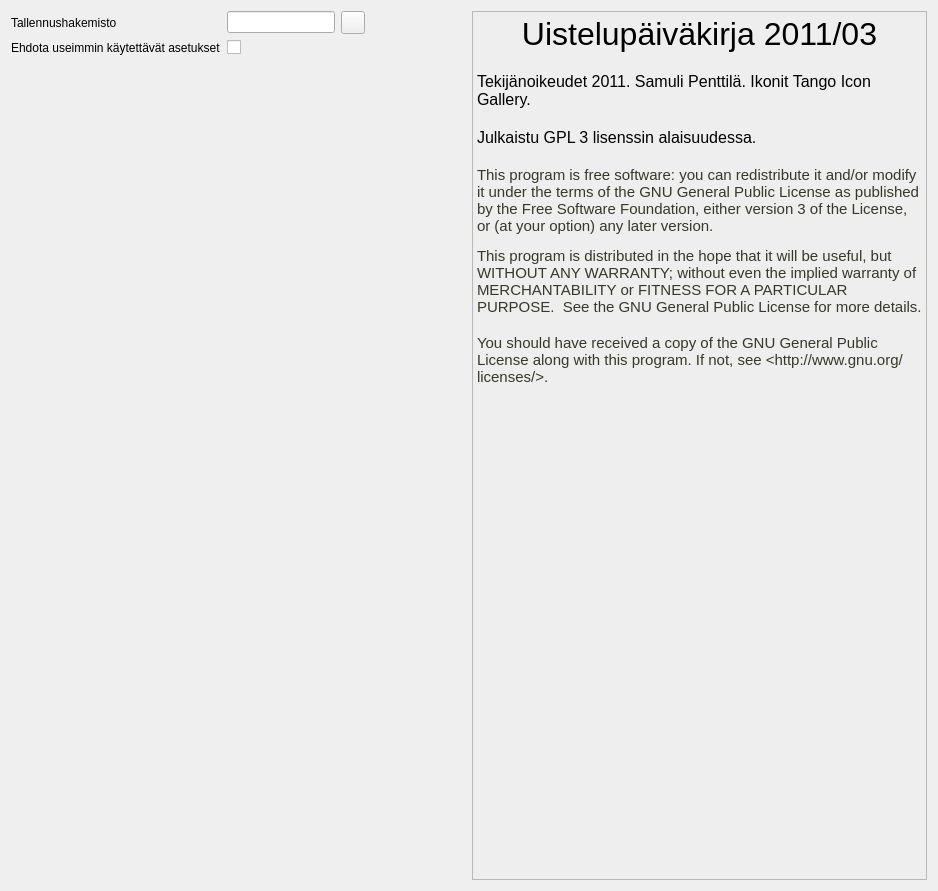
Above: settingsform.ui from samuliwritescode/uistelupaivakirja-desktop before the change. Below: the same form after it.
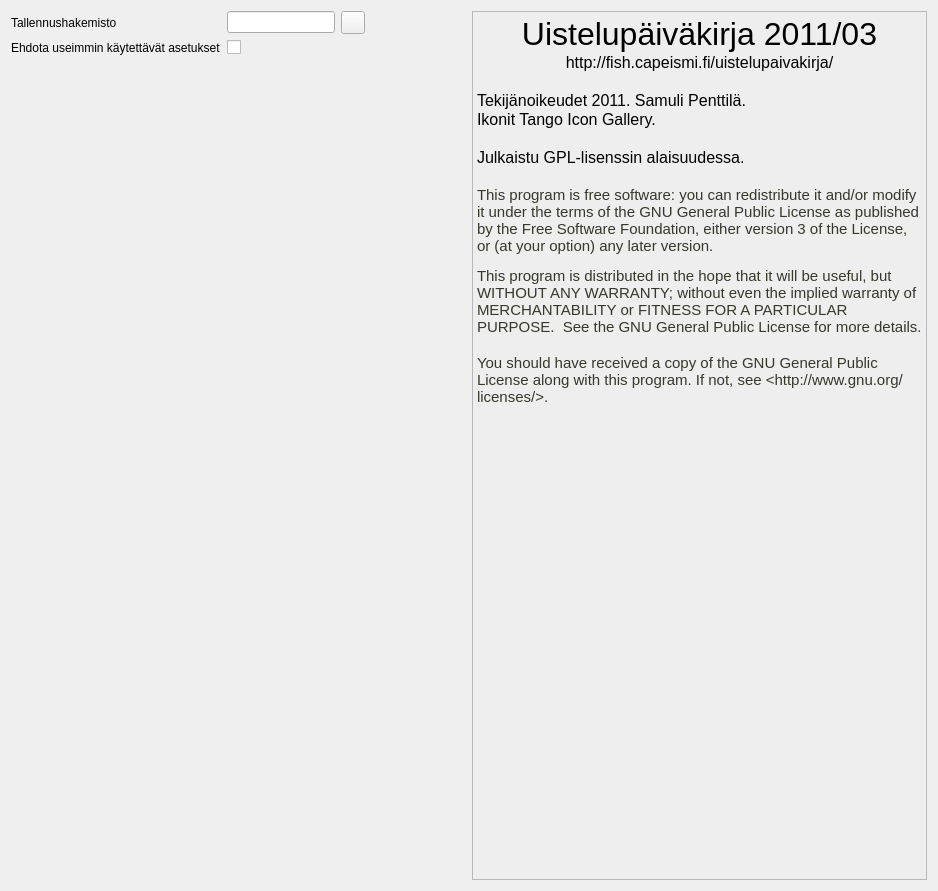
That is the form after the change. Icons and pictures are not drawn.

Commit message: -Tekijänoikeuksia

Patch:
```diff
--- a/settingsform.ui
+++ b/settingsform.ui
@@ -77,11 +77,14 @@
 &lt;html&gt;&lt;head&gt;&lt;meta name=&quot;qrichtext&quot; content=&quot;1&quot; /&gt;&lt;style type=&quot;text/css&quot;&gt;
 p, li { white-space: pre-wrap; }
 &lt;/style&gt;&lt;/head&gt;&lt;body style=&quot; font-family:'Lucida Grande'; font-size:13pt; font-weight:400; font-style:normal;&quot;&gt;
+&lt;p align=&quot;center&quot; style=&quot; margin-top:0px; margin-bottom:0px; margin-left:0px; margin-right:0px; -qt-block-indent:0; text-indent:0px;&quot;&gt;&lt;img src=&quot;:/res/mainlogo64.png&quot; /&gt;&lt;/p&gt;
 &lt;p align=&quot;center&quot; style=&quot; margin-top:0px; margin-bottom:0px; margin-left:0px; margin-right:0px; -qt-block-indent:0; text-indent:0px;&quot;&gt;&lt;span style=&quot; font-size:24pt;&quot;&gt;Uistelupäiväkirja 2011/03&lt;/span&gt;&lt;/p&gt;
+&lt;p align=&quot;center&quot; style=&quot; margin-top:0px; margin-bottom:0px; margin-left:0px; margin-right:0px; -qt-block-indent:0; text-indent:0px;&quot;&gt;&lt;span style=&quot; font-size:12pt;&quot;&gt;http://fish.capeismi.fi/uistelupaivakirja/&lt;/span&gt;&lt;/p&gt;
 &lt;p style=&quot;-qt-paragraph-type:empty; margin-top:0px; margin-bottom:0px; margin-left:0px; margin-right:0px; -qt-block-indent:0; text-indent:0px; font-size:12pt;&quot;&gt;&lt;/p&gt;
-&lt;p style=&quot; margin-top:0px; margin-bottom:0px; margin-left:0px; margin-right:0px; -qt-block-indent:0; text-indent:0px;&quot;&gt;&lt;span style=&quot; font-size:12pt;&quot;&gt;Tekijänoikeudet 2011. Samuli Penttilä. Ikonit Tango Icon Gallery.&lt;/span&gt;&lt;/p&gt;
+&lt;p style=&quot; margin-top:0px; margin-bottom:0px; margin-left:0px; margin-right:0px; -qt-block-indent:0; text-indent:0px;&quot;&gt;&lt;span style=&quot; font-size:12pt;&quot;&gt;Tekijänoikeudet 2011. Samuli Penttilä. &lt;/span&gt;&lt;/p&gt;
+&lt;p style=&quot; margin-top:0px; margin-bottom:0px; margin-left:0px; margin-right:0px; -qt-block-indent:0; text-indent:0px;&quot;&gt;&lt;span style=&quot; font-size:12pt;&quot;&gt;Ikonit Tango Icon Gallery.&lt;/span&gt;&lt;/p&gt;
 &lt;p style=&quot;-qt-paragraph-type:empty; margin-top:0px; margin-bottom:0px; margin-left:0px; margin-right:0px; -qt-block-indent:0; text-indent:0px; font-size:12pt;&quot;&gt;&lt;/p&gt;
-&lt;p style=&quot; margin-top:0px; margin-bottom:0px; margin-left:0px; margin-right:0px; -qt-block-indent:0; text-indent:0px;&quot;&gt;&lt;span style=&quot; font-size:12pt;&quot;&gt;Julkaistu GPL 3 lisenssin alaisuudessa. &lt;/span&gt;&lt;/p&gt;
+&lt;p style=&quot; margin-top:0px; margin-bottom:0px; margin-left:0px; margin-right:0px; -qt-block-indent:0; text-indent:0px;&quot;&gt;&lt;span style=&quot; font-size:12pt;&quot;&gt;Julkaistu GPL-lisenssin alaisuudessa. &lt;/span&gt;&lt;/p&gt;
 &lt;p style=&quot;-qt-paragraph-type:empty; margin-top:0px; margin-bottom:0px; margin-left:0px; margin-right:0px; -qt-block-indent:0; text-indent:0px; font-size:12pt;&quot;&gt;&lt;/p&gt;
 &lt;p style=&quot; margin-top:0px; margin-bottom:12px; margin-left:0px; margin-right:0px; -qt-block-indent:0; text-indent:0px;&quot;&gt;&lt;span style=&quot; font-family:'monospace'; font-size:11pt; color:#35382a;&quot;&gt;This program is free software: you can redistribute it and/or modify it under the terms of the GNU General Public License as published by the Free Software Foundation, either version 3 of the License, or (at your option) any later version.&lt;/span&gt;&lt;/p&gt;
 &lt;p style=&quot; margin-top:0px; margin-bottom:0px; margin-left:0px; margin-right:0px; -qt-block-indent:0; text-indent:0px;&quot;&gt;&lt;span style=&quot; font-family:'monospace'; font-size:11pt; color:#35382a;&quot;&gt;This program is distributed in the hope that it will be useful, but WITHOUT ANY WARRANTY; without even the implied warranty of MERCHANTABILITY or FITNESS FOR A PARTICULAR PURPOSE.  See the GNU General Public License for more details.&lt;/span&gt;&lt;/p&gt;
```
The commit also changes 1 other file.
